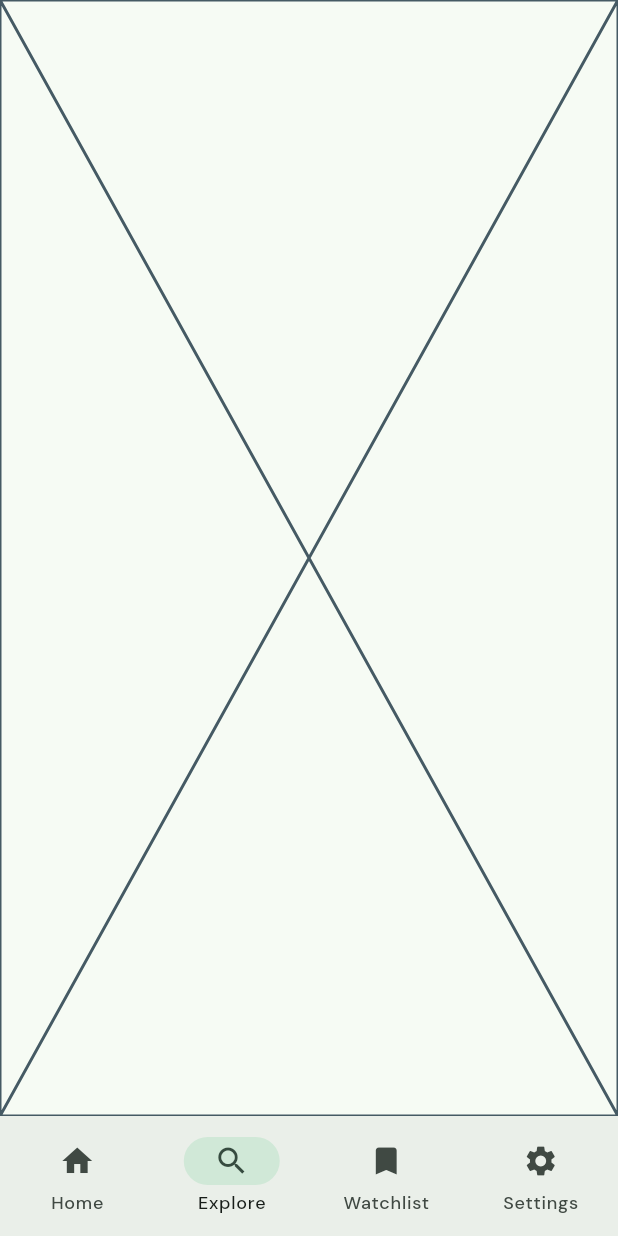
After one commit to Olvine23/Ollyfilms, a Flutter app: the screen it shows after launch, item 2 of the bottom bar chosen, on a phone screen of 412 x 824 dp. The commit adds this screen. Run offline on Flutter 3.47's test engine with Material 3 defaults, Android fonts, the phone set to English and light mode, and no system bars; our stand-ins replace cached_network_image, dio, flutter_riverpod, freezed_annotation, google_fonts, google_generative_ai and 4 more; network calls fail.

Commit message:
added pages

```diff
--- /dev/null
+++ b/lib/features/movies/presentation/screens/explore/explore_screen.dart
@@ -0,0 +1,10 @@
+import 'package:flutter/material.dart';
+
+class ExploreScreen extends StatelessWidget {
+  const ExploreScreen({super.key});
+
+  @override
+  Widget build(BuildContext context) {
+    return const Placeholder();
+  }
+}
--- /dev/null
+++ b/lib/features/movies/presentation/screens/settings/settings_screen.dart
@@ -0,0 +1,10 @@
+import 'package:flutter/material.dart';
+
+class SettingsScreen extends StatelessWidget {
+  const SettingsScreen({super.key});
+
+  @override
+  Widget build(BuildContext context) {
+    return const Placeholder();
+  }
+}
--- /dev/null
+++ b/lib/features/movies/presentation/screens/watchlist/watclist_screen.dart
@@ -0,0 +1,10 @@
+import 'package:flutter/material.dart';
+
+class WatchlistScreen extends StatelessWidget {
+  const WatchlistScreen({super.key});
+
+  @override
+  Widget build(BuildContext context) {
+    return const Placeholder();
+  }
+}
--- /dev/null
+++ b/lib/features/shared/widgets/bottom_nav.dart
@@ -0,0 +1,43 @@
+import 'package:flutter/material.dart';
+import 'package:movie_app/features/movies/presentation/screens/explore/explore_screen.dart';
+import 'package:movie_app/features/movies/presentation/screens/homescreen.dart';
+import 'package:movie_app/features/movies/presentation/screens/settings/settings_screen.dart';
+import 'package:movie_app/features/movies/presentation/screens/watchlist/watclist_screen.dart';
+
+class MainNavigation extends StatefulWidget {
+  const MainNavigation({super.key});
+
+  @override
+  State<MainNavigation> createState() => _MainNavigationState();
+}
+
+class _MainNavigationState extends State<MainNavigation> {
+  int _selectedIndex = 0;
+
+  final List<Widget> _screens = const [
+    HomeScreen(),
+    ExploreScreen(),
+    WatchlistScreen(),
+    SettingsScreen(),
+  ];
+
+  @override
+  Widget build(BuildContext context) {
+    return Scaffold(
+      body: IndexedStack(
+        index: _selectedIndex,
+        children: _screens,
+      ),
+      bottomNavigationBar: NavigationBar(
+        selectedIndex: _selectedIndex,
+        onDestinationSelected: (index) => setState(() => _selectedIndex = index),
+        destinations: const [
+          NavigationDestination(icon: Icon(Icons.home), label: "Home"),
+          NavigationDestination(icon: Icon(Icons.search), label: "Explore"),
+          NavigationDestination(icon: Icon(Icons.bookmark), label: "Watchlist"),
+          NavigationDestination(icon: Icon(Icons.settings), label: "Settings"),
+        ],
+      ),
+    );
+  }
+}
--- a/lib/main.dart
+++ b/lib/main.dart
@@ -3,6 +3,7 @@ import 'package:flutter_riverpod/flutter_riverpod.dart';
 import 'package:google_fonts/google_fonts.dart';
 import 'package:movie_app/features/core/theme_provider.dart';
 import 'package:movie_app/features/movies/presentation/screens/homescreen.dart';
+import 'package:movie_app/features/shared/widgets/bottom_nav.dart';
 
 void main() {
   runApp(const ProviderScope(child: MyApp()));
@@ -38,7 +39,7 @@ class MyApp extends ConsumerWidget {
     displayColor: Colors.white,),
       ),
 
-      home: const HomeScreen(),
+      home: MainNavigation(),
     );
   }
 }
```
